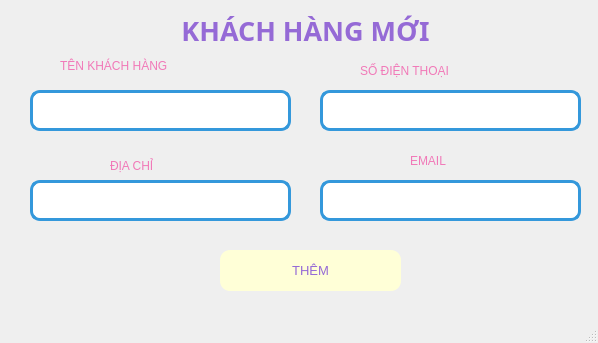
Old version of the form KhachHang/themKH.ui in the repository minhngoc22/Pet-Store.
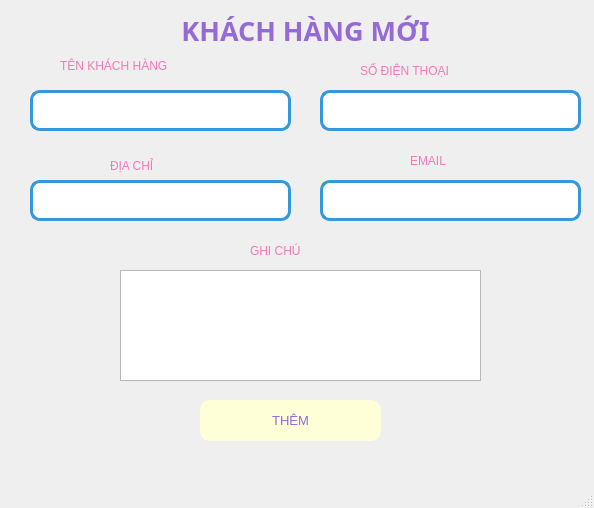
New version of the form.

Diff of the .ui file:
```diff
--- a/KhachHang/themKH.ui
+++ b/KhachHang/themKH.ui
@@ -6,8 +6,8 @@
    <rect>
     <x>0</x>
     <y>0</y>
-    <width>598</width>
-    <height>343</height>
+    <width>594</width>
+    <height>508</height>
    </rect>
   </property>
   <property name="windowTitle">
@@ -59,8 +59,8 @@
    <widget class="QPushButton" name="btn_them">
     <property name="geometry">
      <rect>
-      <x>220</x>
-      <y>250</y>
+      <x>200</x>
+      <y>400</y>
       <width>181</width>
       <height>41</height>
      </rect>
@@ -194,6 +194,34 @@
         background-color: #ffffff</string>
     </property>
    </widget>
+   <widget class="QLabel" name="label_6">
+    <property name="geometry">
+     <rect>
+      <x>250</x>
+      <y>240</y>
+      <width>101</width>
+      <height>21</height>
+     </rect>
+    </property>
+    <property name="styleSheet">
+     <string notr="true">font: 10pt &quot;UTM Bell&quot;;
+color: rgb(241, 121, 184);
+</string>
+    </property>
+    <property name="text">
+     <string>GHI CHÚ</string>
+    </property>
+   </widget>
+   <widget class="QTextEdit" name="txt_note">
+    <property name="geometry">
+     <rect>
+      <x>120</x>
+      <y>270</y>
+      <width>361</width>
+      <height>111</height>
+     </rect>
+    </property>
+   </widget>
   </widget>
   <widget class="QMenuBar" name="menubar">
    <property name="geometry">
```
Left out of the diff: 2 changed lines with no effect on the pictures.
